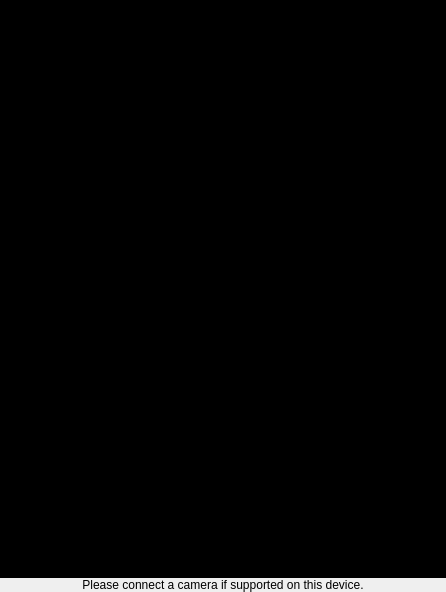
The window that src/libs/libvideo/widgets/camera/ui/Camera.ui (mrdeveloperdude/OctoMY) describes before a commit, drawn with Qt 5.
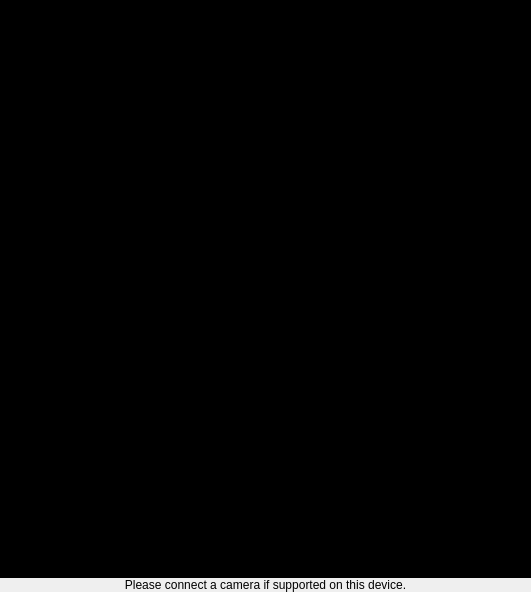
The same window after the commit. The open tabs and pages were chosen to show the change. Icons and pictures are not drawn. Custom widgets are drawn as their Qt base class.

Patch:
```diff
--- a/src/libs/libvideo/widgets/camera/ui/Camera.ui
+++ b/src/libs/libvideo/widgets/camera/ui/Camera.ui
@@ -6,7 +6,7 @@
    <rect>
     <x>0</x>
     <y>0</y>
-    <width>446</width>
+    <width>531</width>
     <height>592</height>
    </rect>
   </property>
@@ -270,6 +270,15 @@
               </color>
              </brush>
             </colorrole>
+            <colorrole role="PlaceholderText">
+             <brush brushstyle="NoBrush">
+              <color alpha="128">
+               <red>255</red>
+               <green>255</green>
+               <blue>255</blue>
+              </color>
+             </brush>
+            </colorrole>
            </active>
            <inactive>
             <colorrole role="WindowText">
@@ -407,6 +416,15 @@
               </color>
              </brush>
             </colorrole>
+            <colorrole role="PlaceholderText">
+             <brush brushstyle="NoBrush">
+              <color alpha="128">
+               <red>255</red>
+               <green>255</green>
+               <blue>255</blue>
+              </color>
+             </brush>
+            </colorrole>
            </inactive>
            <disabled>
             <colorrole role="WindowText">
@@ -544,6 +562,15 @@
               </color>
              </brush>
             </colorrole>
+            <colorrole role="PlaceholderText">
+             <brush brushstyle="NoBrush">
+              <color alpha="128">
+               <red>255</red>
+               <green>255</green>
+               <blue>255</blue>
+              </color>
+             </brush>
+            </colorrole>
            </disabled>
           </palette>
          </property>
@@ -604,7 +631,7 @@
             <string/>
            </property>
            <property name="icon">
-            <iconset resource="../resources/icons.qrc">
+            <iconset resource="../../../../libres/resources/icons.qrc">
              <normaloff>:/icons/focus.svg</normaloff>:/icons/focus.svg</iconset>
            </property>
           </widget>
@@ -618,7 +645,7 @@
             <string/>
            </property>
            <property name="icon">
-            <iconset resource="../resources/icons.qrc">
+            <iconset resource="../../../../libres/resources/icons.qrc">
              <normaloff>:/icons/snap.svg</normaloff>:/icons/snap.svg</iconset>
            </property>
           </widget>
@@ -632,7 +659,7 @@
             <string/>
            </property>
            <property name="icon">
-            <iconset resource="../resources/icons.qrc">
+            <iconset resource="../../../../libres/resources/icons.qrc">
              <normaloff>:/icons/record.svg</normaloff>:/icons/record.svg</iconset>
            </property>
            <property name="checkable">
@@ -649,7 +676,7 @@
             <string/>
            </property>
            <property name="icon">
-            <iconset resource="../resources/icons.qrc">
+            <iconset resource="../../../../libres/resources/icons.qrc">
              <normaloff>:/icons/pause.svg</normaloff>:/icons/pause.svg</iconset>
            </property>
            <property name="checkable">
@@ -676,7 +703,7 @@
             <string>...</string>
            </property>
            <property name="icon">
-            <iconset resource="../resources/icons.qrc">
+            <iconset resource="../../../../libres/resources/icons.qrc">
              <normaloff>:/icons/settings.svg</normaloff>:/icons/settings.svg</iconset>
            </property>
           </widget>
@@ -691,7 +718,7 @@
         </widget>
        </item>
        <item>
-        <widget class="QCameraViewfinder" name="viewfinder" native="true">
+        <widget class="QWidget" name="viewfinder" native="true">
          <property name="sizePolicy">
           <sizepolicy hsizetype="Minimum" vsizetype="Expanding">
            <horstretch>0</horstretch>
@@ -776,8 +803,8 @@
            <rect>
             <x>0</x>
             <y>0</y>
-            <width>430</width>
-            <height>619</height>
+            <width>188</width>
+            <height>779</height>
            </rect>
           </property>
           <layout class="QVBoxLayout" name="verticalLayout_2">
@@ -802,7 +829,7 @@
               <string>...</string>
              </property>
              <property name="icon">
-              <iconset resource="../resources/icons.qrc">
+              <iconset resource="../../../../libres/resources/icons.qrc">
                <normaloff>:/icons/arrow_left.svg</normaloff>:/icons/arrow_left.svg</iconset>
              </property>
             </widget>
@@ -1046,14 +1073,6 @@
    </item>
   </layout>
  </widget>
- <customwidgets>
-  <customwidget>
-   <class>QCameraViewfinder</class>
-   <extends>QWidget</extends>
-   <header>qcameraviewfinder.h</header>
-   <container>1</container>
-  </customwidget>
- </customwidgets>
  <resources>
   <include location="../resources/icons.qrc"/>
  </resources>
```
Left out of the diff: 2 changed lines with no effect on the pictures.
